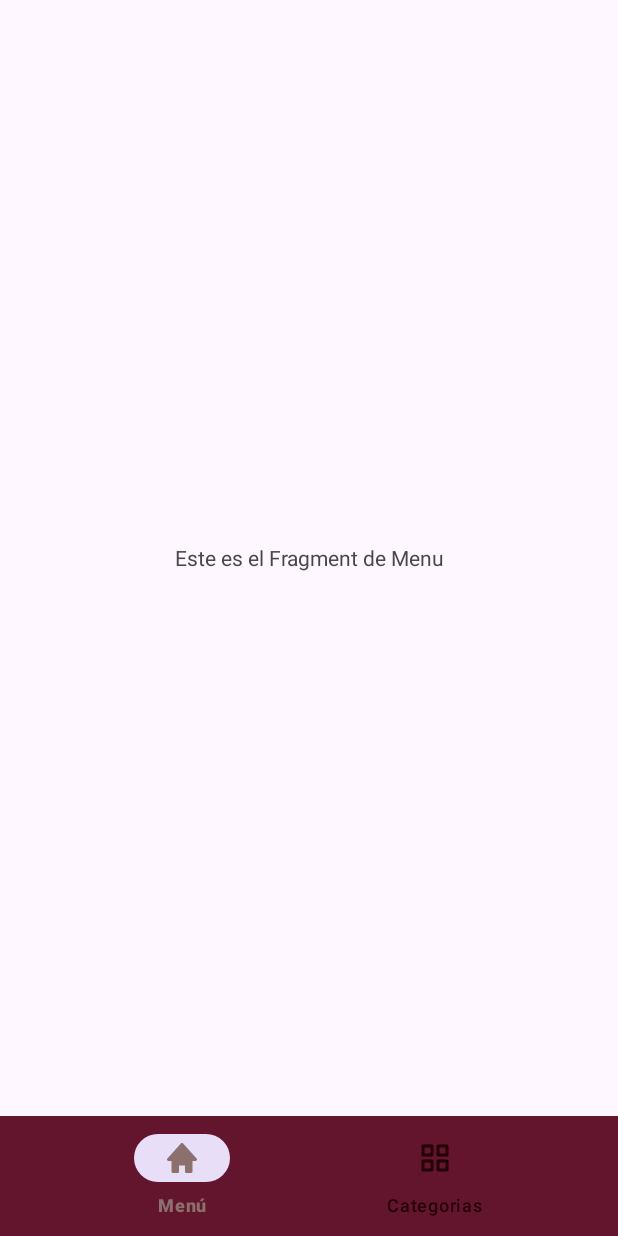
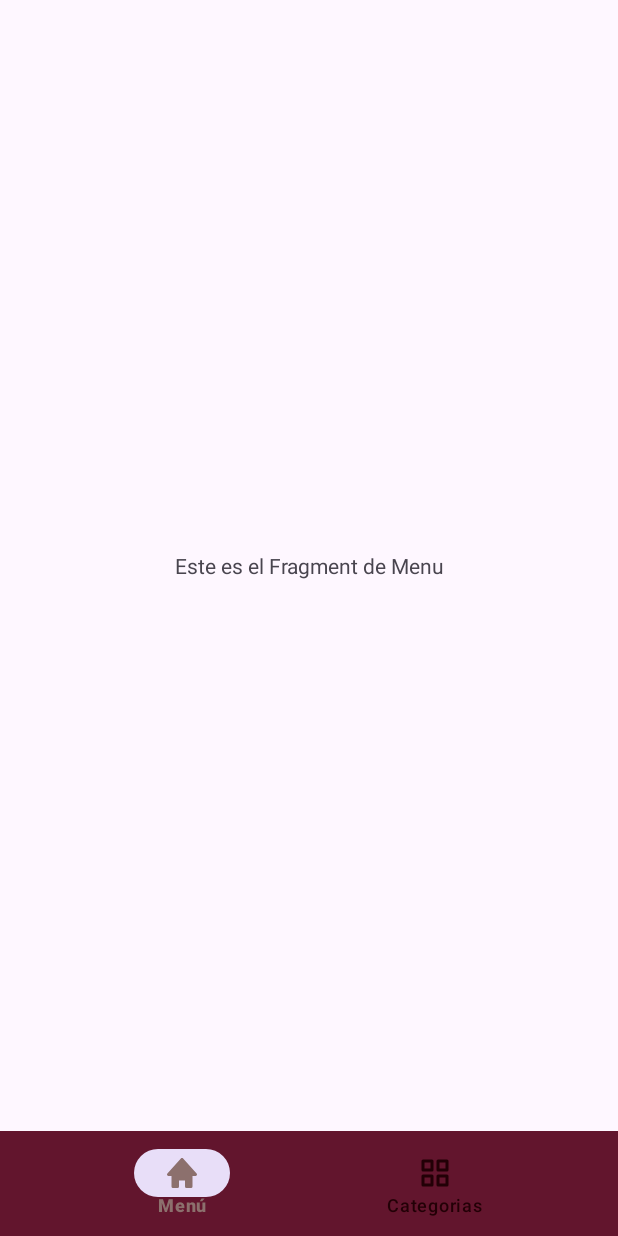
Before and after one commit to JonathanOlivares/Poli-Carrito, an Android app: the MenuActivity screen opened directly, with no data from a screen before it, on a phone screen of 412 x 824 dp. Run offline under Robolectric (Android 15) with nearby library versions, the phone set to English and light mode, and no system bars; our stand-ins replace navigation-ui.

Commit message:
Commit Bottom Navigation Bar

```diff
--- a/app/src/main/res/layout/activity_menu.xml
+++ b/app/src/main/res/layout/activity_menu.xml
@@ -23,7 +23,7 @@
     <com.google.android.material.bottomnavigation.BottomNavigationView
         android:id="@+id/bottomNavigationView"
         android:layout_width="0dp"
-        android:layout_height="wrap_content"
+        android:layout_height="70dp"
         android:background="@color/Politecnico"
         app:menu="@menu/bottom_navigation_menu"
         app:itemIconTint="@drawable/bottom_navigation_colors"
```
